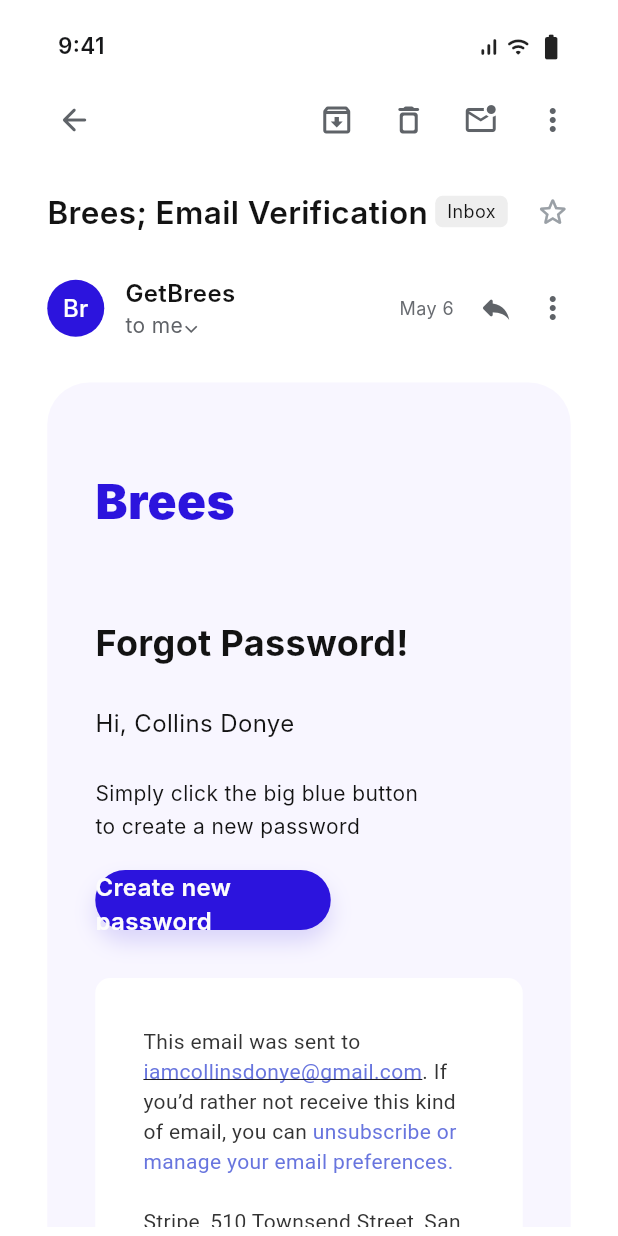
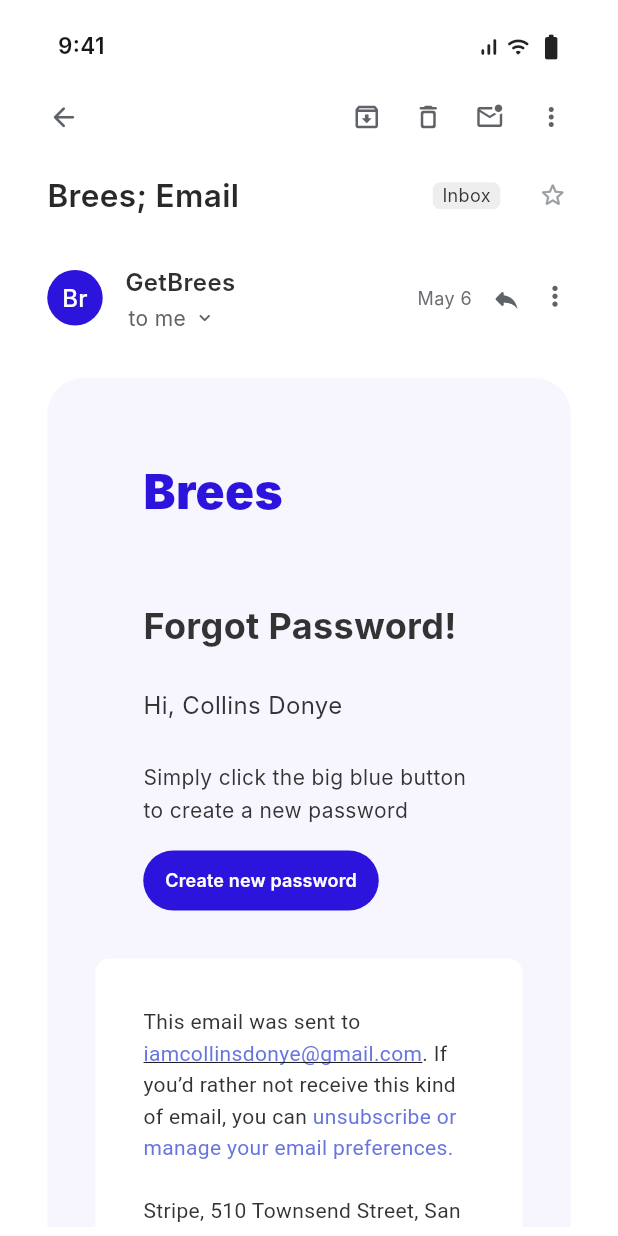
Before and after one commit to Husseinabozina/Brees-Mobile-App, a Flutter app: the GmailOpenMailScreen widget shown alone on an empty page, opened directly with empty values, on a phone screen of 412 x 824 dp. Run offline on Flutter 3.47's test engine with Material 3 defaults, Android fonts, the phone set to English and light mode, and no system bars; Roboto replaces fonts that are missing (Inter).

Commit message:
fix: align Gmail open-mail screen to Figma

```diff
--- a/lib/src/features/onboarding/presentation/pages/brees_flow.dart
+++ b/lib/src/features/onboarding/presentation/pages/brees_flow.dart
@@ -212,7 +212,6 @@
         ),
       BreesStep.openMailVerification => GmailOpenMailScreen(
           key: const ValueKey('open-mail-verification'),
-          actionLabel: 'Verify email',
           onBack: _back,
           onPrimaryAction: () => _go(BreesStep.browserVerified),
         ),
--- a/lib/src/features/system_preview/presentation/pages/gmail_open_mail_screen.dart
+++ b/lib/src/features/system_preview/presentation/pages/gmail_open_mail_screen.dart
@@ -1,7 +1,6 @@
 import 'package:flutter/material.dart';
 
 import '../../../../core/theme/brees_colors.dart';
-import '../../../../core/widgets/brees_button.dart';
 import '../../../../core/widgets/design_canvas.dart';
 import '../../../../core/widgets/gmail_shell.dart';
 
@@ -23,152 +22,40 @@
       background: Colors.white,
       child: GmailShell(
         child: SingleChildScrollView(
-          child: Padding(
-            padding: const EdgeInsets.fromLTRB(13, 12, 13, 28),
-            child: Column(
-              crossAxisAlignment: CrossAxisAlignment.start,
+          child: SizedBox(
+            width: 375,
+            height: 960,
+            child: Stack(
               children: [
-                Row(
-                  children: [
-                    GestureDetector(
-                      key: const Key('gmail-open-back'),
-                      onTap: onBack,
-                      behavior: HitTestBehavior.opaque,
-                      child: const SizedBox(
-                        width: 36,
-                        height: 36,
-                        child: Icon(Icons.arrow_back_rounded, color: Color(0xFF5F6368)),
-                      ),
-                    ),
-                    const Spacer(),
-                    const Icon(Icons.archive_outlined, color: Color(0xFF5F6368)),
-                    const SizedBox(width: 24),
-                    const Icon(Icons.delete_outline_rounded, color: Color(0xFF5F6368)),
-                    const SizedBox(width: 24),
-                    const Icon(Icons.mark_email_unread_outlined, color: Color(0xFF5F6368)),
-                    const SizedBox(width: 24),
-                    const Icon(Icons.more_vert_rounded, color: Color(0xFF5F6368)),
-                  ],
+                Positioned(
+                  left: 12,
+                  top: 16,
+                  width: 347,
+                  height: 24,
+                  child: _OpenMailToolbar(onBack: onBack),
                 ),
-                const SizedBox(height: 28),
-                const Row(
-                  children: [
-                    Expanded(
-                      child: Text(
-                        'Brees; Email Verification',
-                        style: TextStyle(fontSize: 21, fontWeight: FontWeight.w600),
-                      ),
-                    ),
-                    DecoratedBox(
-                      decoration: BoxDecoration(
-                        color: Color(0xFFEEEEEE),
-                        borderRadius: BorderRadius.all(Radius.circular(5)),
-                      ),
-                      child: Padding(
-                        padding: EdgeInsets.symmetric(horizontal: 8, vertical: 2),
-                        child: Text('Inbox', style: TextStyle(fontSize: 12)),
-                      ),
-                    ),
-                    SizedBox(width: 18),
-                    Icon(Icons.star_border_rounded, color: Color(0xFF9AA0A6)),
-                  ],
+                const Positioned(
+                  left: 13,
+                  top: 66,
+                  width: 349,
+                  height: 29,
+                  child: _MailTitle(),
                 ),
-                const SizedBox(height: 28),
-                const Row(
-                  children: [
-                    CircleAvatar(
-                      radius: 19,
-                      backgroundColor: BreesColors.primary,
-                      child: Text('Br', style: TextStyle(color: Colors.white)),
-                    ),
-                    SizedBox(width: 14),
-                    Column(
-                      crossAxisAlignment: CrossAxisAlignment.start,
-                      children: [
-                        Text('GetBrees', style: TextStyle(fontSize: 16, fontWeight: FontWeight.w600)),
-                        Text('to me⌄', style: TextStyle(color: Color(0xFF5F6267), fontSize: 14)),
-                      ],
-                    ),
-                    Spacer(),
-                    Text('May 6', style: TextStyle(color: Color(0xFF686B70), fontSize: 12)),
-                    SizedBox(width: 16),
-                    Icon(Icons.reply_rounded, color: Color(0xFF5F6368)),
-                    SizedBox(width: 14),
-                    Icon(Icons.more_vert_rounded, color: Color(0xFF5F6368)),
-                  ],
+                const Positioned(
+                  left: 13,
+                  top: 127,
+                  width: 349,
+                  height: 43,
+                  child: _MailSender(),
                 ),
-                const SizedBox(height: 28),
-                Container(
-                  width: double.infinity,
-                  padding: const EdgeInsets.fromLTRB(32, 56, 32, 32),
-                  decoration: BoxDecoration(
-                    color: const Color(0xFFF8F6FF),
-                    borderRadius: BorderRadius.circular(28),
-                  ),
-                  child: Column(
-                    crossAxisAlignment: CrossAxisAlignment.start,
-                    children: [
-                      const Text(
-                        'Brees',
-                        style: TextStyle(
-                          color: BreesColors.primary,
-                          fontSize: 32,
-                          fontWeight: FontWeight.w900,
-                        ),
-                      ),
-                      const SizedBox(height: 54),
-                      const Text(
-                        'Forgot Password!',
-                        style: TextStyle(fontSize: 24, fontWeight: FontWeight.w700),
-                      ),
-                      const SizedBox(height: 26),
-                      const Text('Hi, Collins Donye', style: TextStyle(fontSize: 16)),
-                      const SizedBox(height: 24),
-                      const Text(
-                        'Simply click the big blue button\nto create a new password',
-                        style: TextStyle(fontSize: 14, height: 1.6),
-                      ),
-                      const SizedBox(height: 18),
-                      BreesButton(
-                        label: actionLabel,
-                        width: 157,
-                        height: 40,
-                        onPressed: onPrimaryAction,
-                      ),
-                      const SizedBox(height: 32),
-                      Container(
-                        width: double.infinity,
-                        padding: const EdgeInsets.all(32),
-                        decoration: BoxDecoration(
-                          color: Colors.white,
-                          borderRadius: BorderRadius.circular(10),
-                        ),
-                        child: const Text.rich(
-                          TextSpan(
-                            style: TextStyle(fontSize: 14, height: 1.45, color: Color(0xFF333333)),
-                            children: [
-                              TextSpan(text: 'This email was sent to\n'),
-                              TextSpan(text: 'iamcollinsdonye@gmail.com', style: TextStyle(color: Color(0xFF6875DE), decoration: TextDecoration.underline)),
-                              TextSpan(text: '. If you’d rather not receive this kind of email, you can '),
-                              TextSpan(text: 'unsubscribe or manage your email preferences.', style: TextStyle(color: Color(0xFF6875DE))),
-                              TextSpan(text: '\n\nStripe, 510 Townsend Street, San Francisco CA 94103'),
-                            ],
-                          ),
-                        ),
-                      ),
-                      const SizedBox(height: 16),
-                      const Row(
-                        children: [
-                          Text('Brees', style: TextStyle(color: BreesColors.primary, fontSize: 22, fontWeight: FontWeight.w900)),
-                          Spacer(),
-                          Icon(Icons.alternate_email_rounded, color: Color(0xFF74849A)),
-                          SizedBox(width: 24),
-                          Icon(Icons.facebook_rounded, color: Color(0xFF74849A)),
-                          SizedBox(width: 24),
-                          Icon(Icons.business_center_outlined, color: Color(0xFF74849A)),
-                        ],
-                      ),
-                    ],
+                Positioned(
+                  left: 13,
+                  top: 202,
+                  width: 349,
+                  height: 715,
+                  child: _BreesEmailCard(
+                    actionLabel: actionLabel,
+                    onPrimaryAction: onPrimaryAction,
                   ),
                 ),
               ],
@@ -179,3 +66,396 @@
     );
   }
 }
+
+class _OpenMailToolbar extends StatelessWidget {
+  const _OpenMailToolbar({required this.onBack});
+
+  final VoidCallback onBack;
+
+  @override
+  Widget build(BuildContext context) {
+    return Stack(
+      children: [
+        Positioned(
+          left: 0,
+          top: 0,
+          width: 24,
+          height: 24,
+          child: GestureDetector(
+            key: const Key('gmail-open-back'),
+            onTap: onBack,
+            behavior: HitTestBehavior.opaque,
+            child: const Icon(
+              Icons.arrow_back_rounded,
+              color: Color(0xFF5F6368),
+              size: 21,
+            ),
+          ),
+        ),
+        const Positioned(
+          right: 0,
+          top: 0,
+          width: 143,
+          height: 24,
+          child: Row(
+            mainAxisAlignment: MainAxisAlignment.spaceBetween,
+            children: [
+              Icon(Icons.archive_outlined, color: Color(0xFF5F6368), size: 20),
+              Icon(Icons.delete_outline_rounded, color: Color(0xFF5F6368), size: 20),
+              Icon(Icons.mark_email_unread_outlined, color: Color(0xFF5F6368), size: 20),
+              Icon(Icons.more_vert_rounded, color: Color(0xFF5F6368), size: 20),
+            ],
+          ),
+        ),
+      ],
+    );
+  }
+}
+
+class _MailTitle extends StatelessWidget {
+  const _MailTitle();
+
+  @override
+  Widget build(BuildContext context) {
+    return Stack(
+      children: [
+        const Positioned(
+          left: 0,
+          top: 0,
+          width: 249,
+          child: Text(
+            'Brees; Email Verification',
+            maxLines: 1,
+            style: TextStyle(
+              color: Color(0xFF292929),
+              fontSize: 21,
+              height: 29 / 21,
+              fontWeight: FontWeight.w600,
+            ),
+          ),
+        ),
+        Positioned(
+          left: 257,
+          top: 5.5,
+          width: 45,
+          height: 18,
+          child: Container(
+            alignment: Alignment.center,
+            decoration: BoxDecoration(
+              color: const Color(0xFFEEEEEE),
+              borderRadius: BorderRadius.circular(5),
+            ),
+            child: const Text(
+              'Inbox',
+              style: TextStyle(
+                color: Color(0xFF343434),
+                fontSize: 12,
+                height: 14 / 12,
+              ),
+            ),
+          ),
+        ),
+        const Positioned(
+          right: 2,
+          top: 4,
+          child: Icon(
+            Icons.star_border_rounded,
+            color: Color(0xFF9AA0A6),
+            size: 20,
+          ),
+        ),
+      ],
+    );
+  }
+}
+
+class _MailSender extends StatelessWidget {
+  const _MailSender();
+
+  @override
+  Widget build(BuildContext context) {
+    return const Stack(
+      children: [
+        Positioned(
+          left: 0,
+          top: 3,
+          child: CircleAvatar(
+            radius: 18.5,
+            backgroundColor: BreesColors.primary,
+            child: Text(
+              'Br',
+              style: TextStyle(color: Colors.white, fontSize: 16),
+            ),
+          ),
+        ),
+        Positioned(
+          left: 52,
+          top: 0,
+          child: Text(
+            'GetBrees',
+            style: TextStyle(
+              color: Color(0xFF303030),
+              fontSize: 16,
+              height: 22 / 16,
+              fontWeight: FontWeight.w600,
+            ),
+          ),
+        ),
+        Positioned(
+          left: 54,
+          top: 27,
+          child: Row(
+            children: [
+              Text(
+                'to me',
+                style: TextStyle(
+                  color: Color(0xFF5F6267),
+                  fontSize: 14,
+                  height: 16 / 14,
+                ),
+              ),
+              SizedBox(width: 5),
+              Icon(Icons.keyboard_arrow_down_rounded, size: 15, color: Color(0xFF5F6267)),
+            ],
+          ),
+        ),
+        Positioned(
+          right: 66,
+          top: 15,
+          child: Text(
+            'May 6',
+            style: TextStyle(
+              color: Color(0xFF686B70),
+              fontSize: 12,
+              height: 14 / 12,
+            ),
+          ),
+        ),
+        Positioned(
+          right: 33,
+          top: 12,
+          child: Icon(
+            Icons.reply_rounded,
+            color: Color(0xFF5F6368),
+            size: 20,
+          ),
+        ),
+        Positioned(
+          right: 0,
+          top: 10,
+          child: Icon(
+            Icons.more_vert_rounded,
+            color: Color(0xFF5F6368),
+            size: 21,
+          ),
+        ),
+      ],
+    );
+  }
+}
+
+class _BreesEmailCard extends StatelessWidget {
+  const _BreesEmailCard({
+    required this.actionLabel,
+    required this.onPrimaryAction,
+  });
+
+  final String actionLabel;
+  final VoidCallback onPrimaryAction;
+
+  @override
+  Widget build(BuildContext context) {
+    return Container(
+      clipBehavior: Clip.hardEdge,
+      decoration: BoxDecoration(
+        color: const Color(0xFFF7F6FE),
+        borderRadius: BorderRadius.circular(24),
+      ),
+      child: Stack(
+        children: [
+          const Positioned(
+            left: 64,
+            top: 56,
+            child: Text(
+              'Brees',
+              style: TextStyle(
+                color: BreesColors.primary,
+                fontSize: 32,
+                height: 39 / 32,
+                fontWeight: FontWeight.w900,
+              ),
+            ),
+          ),
+          const Positioned(
+            left: 64,
+            top: 151,
+            child: Text(
+              'Forgot Password!',
+              style: TextStyle(
+                color: Color(0xFF333333),
+                fontSize: 24,
+                height: 29 / 24,
+                fontWeight: FontWeight.w700,
+              ),
+            ),
+          ),
+          const Positioned(
+            left: 64,
+            top: 207,
+            child: Text(
+              'Hi, Collins Donye',
+              style: TextStyle(
+                color: Color(0xFF333333),
+                fontSize: 16,
+                height: 22 / 16,
+              ),
+            ),
+          ),
+          const Positioned(
+            left: 64,
+            top: 255,
+            width: 221,
+            child: Text(
+              'Simply click the big blue button\nto create a new password',
+              style: TextStyle(
+                color: Color(0xFF333333),
+                fontSize: 14,
+                height: 22 / 14,
+              ),
+            ),
+          ),
+          Positioned(
+            left: 64,
+            top: 315,
+            width: 157,
+            height: 40,
+            child: FilledButton(
+              onPressed: onPrimaryAction,
+              style: FilledButton.styleFrom(
+                backgroundColor: BreesColors.primary,
+                foregroundColor: Colors.white,
+                padding: EdgeInsets.zero,
+                shape: const StadiumBorder(),
+              ),
+              child: FittedBox(
+                fit: BoxFit.scaleDown,
+                child: Text(
+                  actionLabel,
+                  style: const TextStyle(
+                    fontSize: 12,
+                    height: 24 / 12,
+                    fontWeight: FontWeight.w600,
+                  ),
+                ),
+              ),
+            ),
+          ),
+          const Positioned(
+            left: 32,
+            top: 387,
+            width: 285,
+            height: 296,
+            child: _EmailFooterCard(),
+          ),
+        ],
+      ),
+    );
+  }
+}
+
+class _EmailFooterCard extends StatelessWidget {
+  const _EmailFooterCard();
+
+  @override
+  Widget build(BuildContext context) {
+    return Container(
+      decoration: BoxDecoration(
+        color: Colors.white,
+        borderRadius: BorderRadius.circular(10),
+      ),
+      child: Stack(
+        children: [
+          const Positioned(
+            left: 32,
+            top: 32,
+            width: 221,
+            height: 160,
+            child: Text.rich(
+              TextSpan(
+                style: TextStyle(
+                  color: Color(0xFF333333),
+                  fontSize: 14,
+                  height: 21 / 14,
+                ),
+                children: [
+                  TextSpan(text: 'This email was sent to '),
+                  TextSpan(
+                    text: 'iamcollinsdonye@gmail.com',
+                    style: TextStyle(
+                      color: Color(0xFF6875DE),
+                      decoration: TextDecoration.underline,
+                    ),
+                  ),
+                  TextSpan(
+                    text:
+                        '. If you’d rather not receive this kind of email, you can ',
+                  ),
+                  TextSpan(
+                    text: 'unsubscribe or manage your email preferences.',
+                    style: TextStyle(color: Color(0xFF6875DE)),
+                  ),
+                  TextSpan(
+                    text:
+                        '\n\nStripe, 510 Townsend Street, San Francisco CA 94103',
+                  ),
+                ],
+              ),
+            ),
+          ),
+          const Positioned(
+            left: .5,
+            right: .5,
+            top: 208,
+            height: 16,
+            child: ColoredBox(color: Color(0xFFF7F9FC)),
+          ),
+          const Positioned(
+            left: 32,
+            top: 240,
+            width: 221,
+            height: 24,
+            child: Stack(
+              children: [
+                Positioned(
+                  left: 0,
+                  top: 0,
+                  child: Text(
+                    'Brees',
+                    style: TextStyle(
+                      color: BreesColors.primary,
+                      fontSize: 22,
+                      fontWeight: FontWeight.w900,
+                    ),
+                  ),
+                ),
+                Positioned(
+                  right: 0,
+                  top: 0,
+                  width: 120,
+                  child: Row(
+                    mainAxisAlignment: MainAxisAlignment.spaceBetween,
+                    children: [
+                      Icon(Icons.alternate_email_rounded, color: Color(0xFF74849A), size: 20),
+                      Icon(Icons.facebook_rounded, color: Color(0xFF74849A), size: 20),
+                      Icon(Icons.business_center_outlined, color: Color(0xFF74849A), size: 20),
+                    ],
+                  ),
+                ),
+              ],
+            ),
+          ),
+        ],
+      ),
+    );
+  }
+}
```
